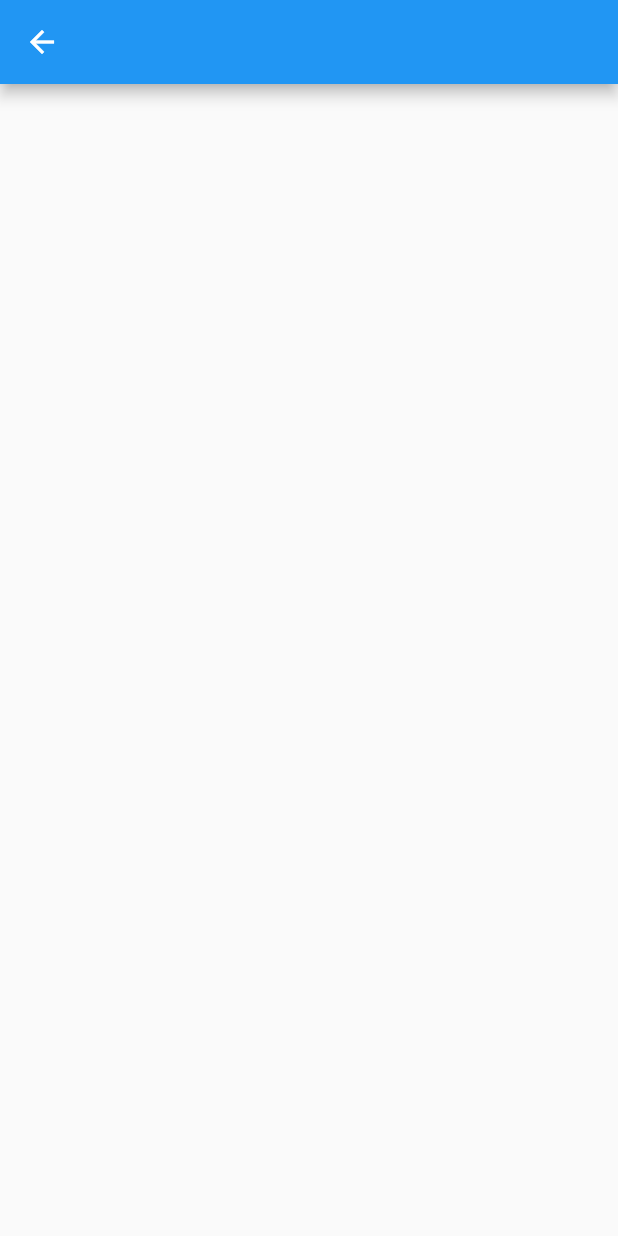
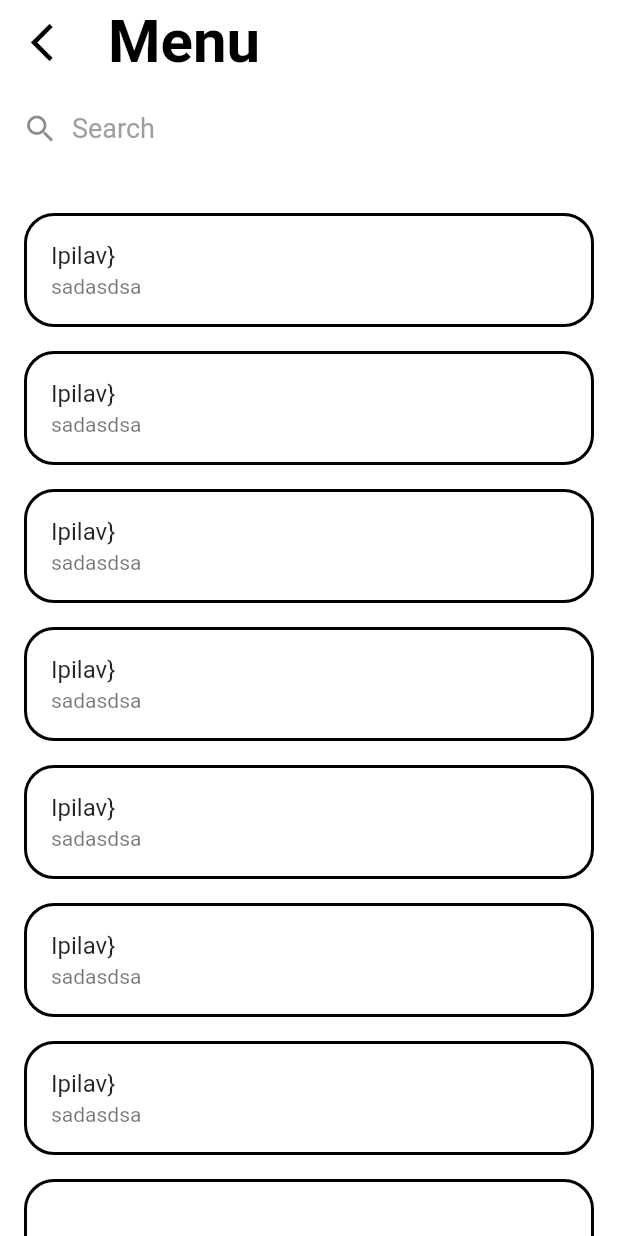
Before and after one commit to erenincesu10/final_project_calorie_tracker, a Flutter app: the SearchPage screen opened directly, on a phone screen of 412 x 824 dp. Run offline on Flutter 3.47's test engine with Material 2 defaults, Android fonts, the phone set to English and light mode, and no system bars; our stand-ins replace curved_navigation_bar, firebase_core, flutter_spinkit, lottie, percent_indicator and 2 more; missing offline and left inert: dart:ffi; accounts and stored records are empty.

Commit message:
güncelleme yapıldı

```diff
--- a/lib/components/SearchPage/search_page.dart
+++ /dev/null
@@ -1,16 +0,0 @@
-import 'package:flutter/material.dart';
-import 'package:flutter/src/widgets/framework.dart';
-import 'package:flutter/src/widgets/placeholder.dart';
-
-class SearchPage extends StatelessWidget {
-  const SearchPage({super.key});
-
-  @override
-  Widget build(BuildContext context) {
-    return Scaffold(
-      appBar: AppBar(
-
-      ),
-    );
-  }
-}
--- a/lib/main.dart
+++ b/lib/main.dart
@@ -1,4 +1,4 @@
-import 'package:calorie_tracker/components/SplashScreen/splash_screen.dart';
+import 'package:calorie_tracker/view/SplashScreen/splash_screen.dart';
 import 'package:firebase_core/firebase_core.dart';
 import 'package:flutter/material.dart';
 
--- /dev/null
+++ b/lib/view/SearchPage/search_page.dart
@@ -0,0 +1,97 @@
+import 'package:flutter/material.dart';
+import 'package:flutter/src/widgets/framework.dart';
+import 'package:flutter/src/widgets/placeholder.dart';
+
+class SearchPage extends StatelessWidget {
+  const SearchPage({super.key});
+
+  @override
+  Widget build(BuildContext context) {
+    return Scaffold(
+      backgroundColor: Colors.white,
+      appBar: AppBar(
+        backgroundColor: Colors.white,
+        title: Text(
+          "Menu",
+          style: TextStyle(
+              color: Colors.black, fontWeight: FontWeight.bold, fontSize: 40),
+        ),
+        leading: IconButton(
+            onPressed: () {
+              Navigator.pop(context);
+            },
+            icon: Icon(
+              Icons.arrow_back_ios_new,
+              color: Colors.black,
+              size: 30,
+            )),
+        centerTitle: false,
+        elevation: 0,
+      ),
+      body: Center(
+        child: Column(
+          children: [
+            Container(
+              height: 60,
+              width: MediaQuery.of(context).size.width,
+              color: Colors.white,
+              child: Flexible(
+                flex: 1,
+                child: TextField(
+                  cursorColor: Colors.black,
+                  onChanged: (value) {},
+                  decoration: InputDecoration(
+                      fillColor: Colors.white,
+                      filled: true,
+                      border: OutlineInputBorder(
+                          borderRadius: BorderRadius.circular(10),
+                          borderSide: BorderSide.none),
+                      hintText: 'Search',
+                      hintStyle: TextStyle(color: Colors.grey, fontSize: 18),
+                      prefixIcon: Container(
+                        padding: EdgeInsets.all(15),
+                        child: Icon(Icons.search),
+                        width: 18,
+                      )),
+                ),
+              ),
+            ),
+            SizedBox(
+              height: 10,
+            ),
+            Padding(
+              padding: const EdgeInsets.all(8.0),
+              child: Container(
+                  width: MediaQuery.of(context).size.width,
+                  height: MediaQuery.of(context).size.height / 1.3,
+                  child: ListView.builder(
+                      itemCount: 10,
+                      itemBuilder: (BuildContext context, index) {
+                        return Expanded(
+                          flex: 3,
+                          child: Padding(
+                            padding: const EdgeInsets.all(8.0),
+                            child: ListTile(
+                              shape: RoundedRectangleBorder(
+                                side: BorderSide(
+                                  width: 2,
+                                ),
+                                borderRadius: BorderRadius.circular(20),
+                              ),
+                              title: Text(
+                                //provider foodname
+                                'Ipilav}',
+                              ),
+                              //provider kalori ve protein
+                              subtitle: Text("sadasdsa"),
+                            ),
+                          ),
+                        );
+                      })),
+            )
+          ],
+        ),
+      ),
+    );
+  }
+}
--- a/lib/components/SplashScreen/splash_screen.dart
+++ b/lib/view/SplashScreen/splash_screen.dart
@@ -3,7 +3,7 @@ import 'package:flutter/cupertino.dart';
 import 'package:flutter/material.dart';
 import 'package:flutter_spinkit/flutter_spinkit.dart';
 
-import '../HomePage/home_page.dart';
+import '../../components/HomePage/home_page.dart';
 
 class SplashScreen extends StatefulWidget {
   const SplashScreen({super.key});
--- a/pubspec.yaml
+++ b/pubspec.yaml
@@ -40,6 +40,8 @@ dependencies:
   sleek_circular_slider: ^2.0.1
   flutter_spinkit: ^5.1.0
   persistent_bottom_nav_bar_v2: ^4.2.6
+  curved_navigation_bar: ^1.0.3
+  percent_indicator: ^4.2.3
 
 dev_dependencies:
   flutter_test:
```
Also changed, not shown: lib/components/HomePage/home_page.dart (+66 -33 lines), pubspec.lock.
